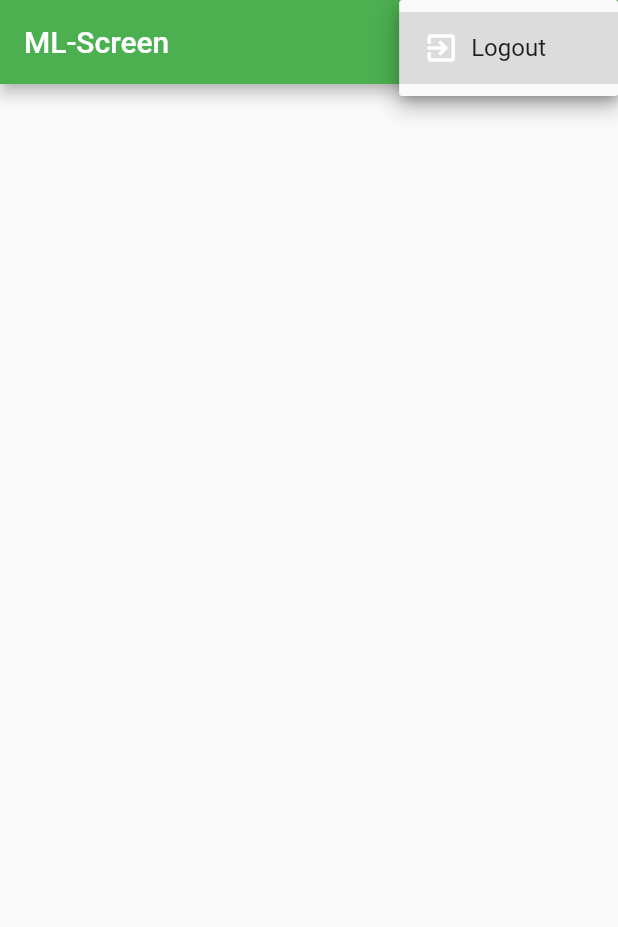
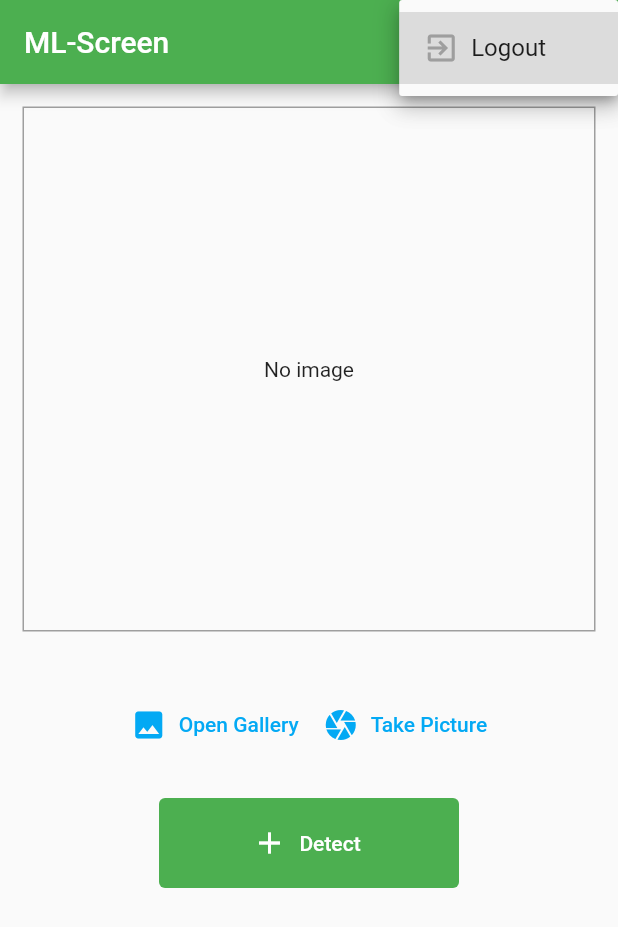
Before and after one commit to Denz1423/FoodSaver-app, a Flutter app: the screen it shows once a user with an empty profile is signed in, after a tap on the "more vert" icon, on a phone screen of 412 x 824 dp. Shown: the top 927 px of the screen. Run offline on Flutter 3.47's test engine with Material 2 defaults, Android fonts, the light colour scheme and no system bars; our stand-ins replace cloud_firestore, firebase_auth, firebase_core, image_picker; missing offline and left inert: google_mlkit_image_labeling; accounts and stored records are empty.

Commit message:
ml screen

```diff
--- a/lib/main.dart
+++ b/lib/main.dart
@@ -1,7 +1,7 @@
 import 'package:firebase_core/firebase_core.dart';
 import 'package:firebase_auth/firebase_auth.dart';
 import 'package:flutter/material.dart';
-import 'package:ml_app/screens/ml_screen.dart';
+import './screens/ml_screen.dart';
 import './screens/auth_screen.dart';
 
 void main() async {
@@ -13,6 +13,13 @@ void main() async {
 class MyApp extends StatelessWidget {
   @override
   Widget build(BuildContext context) {
+
+    final Future<FirebaseApp> _initialization = Firebase.initializeApp();
+    return FutureBuilder(
+      future: _initialization,
+      builder: (context, appSnapshot) {
+
+
       return MaterialApp(
         debugShowCheckedModeBanner: false,
         title: 'ML-App',
@@ -21,16 +28,26 @@ class MyApp extends StatelessWidget {
           backgroundColor: Colors.green,
           accentColor: Colors.amber,
           accentColorBrightness: Brightness.dark,
+          textButtonTheme: TextButtonThemeData(
+            style: TextButton.styleFrom(primary: Colors.lightBlue),
           ),
-      home: StreamBuilder(
+          elevatedButtonTheme: ElevatedButtonThemeData(
+            style: ElevatedButton.styleFrom(primary: Colors.green),
+          )
+        ),
+      home:
+      // MlScreen()
+      StreamBuilder(
         stream: FirebaseAuth.instance.authStateChanges(),
         builder: (context, snapshot) {
           if (snapshot.hasData) {
             return MlScreen();
           }
           return AuthScreen();
-        },
-      ),
+        }),
       );
+
+    });
+
   }
 }
--- a/lib/screens/auth_screen.dart
+++ b/lib/screens/auth_screen.dart
@@ -21,26 +21,32 @@ class _AuthScreenState extends State<AuthScreen> {
     try {
       if (isLogin) {
         authResult = await _auth.signInWithEmailAndPassword(
-            email: email, password: password);
+          email: email,
+          password: password,
+        );
       } else {
         authResult = await _auth.createUserWithEmailAndPassword(
-            email: email, password: password);
+          email: email,
+          password: password,
+        );
         await FirebaseFirestore.instance
             .collection('users')
-            .doc(authResult.user!.uid)
+            .doc(authResult.user?.uid)
             .set({'username': username, 'email': email});
       }
-    } on PlatformException catch (e) {
+    } on FirebaseAuthException catch (e) {
       var message = 'An error occured, please check credentials!';
 
       if (e.message != null) {
         message = e.message!;
       }
 
-      ScaffoldMessenger.of(ctx).showSnackBar(SnackBar(
-        content: Text(message),
-        backgroundColor: Theme.of(ctx).errorColor,
-      ));
+      ScaffoldMessenger.of(ctx).showSnackBar(
+        SnackBar(
+          content: Text(message),
+          backgroundColor: Theme.of(ctx).errorColor,
+        ),
+      );
     } catch (err) {
       print(err);
     }
--- a/lib/screens/ml_screen.dart
+++ b/lib/screens/ml_screen.dart
@@ -1,38 +1,83 @@
+import 'dart:io';
 import 'package:flutter/material.dart';
 import 'package:firebase_auth/firebase_auth.dart';
 
-class MlScreen extends StatelessWidget {
+import '../widgets/ml_vm.dart';
+
+class MlScreen extends StatefulWidget {
+  static const routeName = '/ml-Screen';
+  @override
+  State<MlScreen> createState() => _MlScreenState();
+}
+
+class _MlScreenState extends State<MlScreen> {
+  File? _pickedImage;
+
+  void _selectImage(File pickedImage) {
+    _pickedImage = pickedImage;
+  }
+
+  // void _detectImage() {
+  //   if (_pickedImage == null){
+  //     return;
+  //   }
+  // }
+
   @override
   Widget build(BuildContext context) {
     return Scaffold(
       appBar: AppBar(
-        title: Text("ML-Screen"),
+        title: const Text("ML-Screen"),
         actions: [
           DropdownButton(
+            underline: Container(),
+            icon: Icon(
+              Icons.more_vert,
+              color: Theme.of(context).primaryIconTheme.color,
+            ),
             items: [
               DropdownMenuItem(
-                child: Container(
-                  child: Row(children: [
-                    Icon(Icons.exit_to_app),
-                    SizedBox(
+                // ignore: sort_child_properties_last
+                child: Row(
+                  // ignore: prefer_const_literals_to_create_immutables
+                  children: [
+                    const Icon(
+                      Icons.exit_to_app,
+                      color: Colors.grey,
+                    ),
+                    const SizedBox(
                       width: 8,
                     ),
-                    Text('Logout'),
-                  ]),
+                    const Text(
+                      'Logout',
+                    ),
+                  ],
                 ),
                 value: 'logout',
-              )
+              ),
             ],
             onChanged: (itemIdentifier) {
               if (itemIdentifier == 'logout') {
                 FirebaseAuth.instance.signOut();
               }
             },
-            icon: Icon(
-              Icons.more_vert,
-              color: Theme.of(context).primaryIconTheme.color,
+          ),
+        ],
+      ),
+      body: Column(
+        // mainAxisAlignment: MainAxisAlignment.spaceBetween,
+        // crossAxisAlignment: CrossAxisAlignment.stretch,
+        children: [
+          SingleChildScrollView(
+            child: Container(
+              margin: const EdgeInsets.all(15),
+              child: Column(
+                children: [
+                  MlVM(_selectImage),
+                ],
+              ),
             ),
-          )
+          ),
         ],
       ),
     );
--- a/lib/widgets/auth_vm.dart
+++ b/lib/widgets/auth_vm.dart
@@ -1,7 +1,9 @@
 import 'package:flutter/material.dart';
 
 class AuthVM extends StatefulWidget {
-  AuthVM(this.submitForm);
+  AuthVM(
+    this.submitForm,
+  );
 
   final void Function(String email, String password, String userName,
       bool isLogin, BuildContext ctx) submitForm;
@@ -23,7 +25,7 @@ class _AuthVMState extends State<AuthVM> {
         .unfocus(); //Close keyboard after submit button pressed
 
     if (isValid) {
-      _formKey.currentState!.save();
+      _formKey.currentState?.save();
       widget.submitForm(_userEmail.trim(), _userPassword.trim(),
           _userName.trim(), _isLogin, context);
     }
@@ -44,6 +46,9 @@ class _AuthVMState extends State<AuthVM> {
               children: [
                 TextFormField(
                   key: const ValueKey('email'),
+                  autocorrect: false,
+                  textCapitalization: TextCapitalization.none,
+                  enableSuggestions: false,
                   validator: (email) {
                     if (email!.isEmpty || !email.contains('@')) {
                       return 'Please enter a valid email address!';
@@ -51,14 +56,19 @@ class _AuthVMState extends State<AuthVM> {
                     return null;
                   },
                   keyboardType: TextInputType.emailAddress,
-                  decoration: InputDecoration(labelText: 'Email'),
+                  decoration: InputDecoration(
+                    labelText: 'Email',
+                  ),
                   onSaved: (emailValue) {
-                    _userEmail = emailValue!;
+                    _userEmail = emailValue as String;
                   },
                 ),
                 if (!_isLogin)
                   TextFormField(
                     key: const ValueKey('username'),
+                    autocorrect: true,
+                    textCapitalization: TextCapitalization.words,
+                    enableSuggestions: false,
                     validator: (username) {
                       if (username!.isEmpty || username.length < 3) {
                         return 'Username must be at least 3 characters long!';
@@ -67,7 +77,7 @@ class _AuthVMState extends State<AuthVM> {
                     },
                     decoration: InputDecoration(labelText: 'Username'),
                     onSaved: (nameValue) {
-                      _userName = nameValue!;
+                      _userName = nameValue as String;
                     },
                   ),
                 TextFormField(
@@ -81,7 +91,7 @@ class _AuthVMState extends State<AuthVM> {
                   decoration: InputDecoration(labelText: 'Password'),
                   obscureText: true,
                   onSaved: (passwordValue) {
-                    _userPassword = passwordValue!;
+                    _userPassword = passwordValue as String;
                   },
                 ),
                 SizedBox(
@@ -89,10 +99,15 @@ class _AuthVMState extends State<AuthVM> {
                 ),
                 ElevatedButton.icon(
                   onPressed: _submit,
-                  icon: Icon(Icons.lock_open, size: 32),
+                  icon: Icon(
+                    Icons.lock_open,
+                    size: 32,
+                  ),
                   label: Text(
                     _isLogin ? "Login" : "SignUp",
-                    style: TextStyle(fontSize: 24),
+                    style: TextStyle(
+                      fontSize: 24,
+                    ),
                   ),
                   style: ElevatedButton.styleFrom(
                     minimumSize: Size.fromHeight(45),
@@ -108,6 +123,7 @@ class _AuthVMState extends State<AuthVM> {
                       style: TextStyle(color: Colors.greenAccent.shade700),
                     ),
                     TextButton(
+
                       onPressed: () {
                         setState(() {
                           _isLogin = !_isLogin;
--- /dev/null
+++ b/lib/widgets/ml_vm.dart
@@ -0,0 +1,132 @@
+import 'dart:io';
+import 'package:flutter/material.dart';
+import 'package:image_picker/image_picker.dart';
+import 'package:google_mlkit_image_labeling/google_mlkit_image_labeling.dart';
+import 'package:path_provider/path_provider.dart' as sysPaths;
+// import 'package:path/path.dart' as path;
+
+//start ms-settings:developers
+
+class MlVM extends StatefulWidget {
+  final Function onSelectImage;
+
+  MlVM(this.onSelectImage);
+
+  @override
+  State<MlVM> createState() => _MlVMState();
+}
+
+class _MlVMState extends State<MlVM> {
+  File? _storedImage;
+  String imageLabel = "";
+
+  Future<void> _takePicture(ImageSource source) async {
+    final ImagePicker picker = ImagePicker();
+    final image = await picker.pickImage(source: source);
+    final imgPath = image?.path;
+
+    setState(() {
+      _storedImage = File(imgPath!);
+    });
+
+    final appDir = await sysPaths.getApplicationDocumentsDirectory();
+    final savedImage = await _storedImage?.copy('${appDir.path}/$imgPath');
+    widget.onSelectImage(savedImage);
+  }
+
+  Future<void> getImageLabels(File image) async {
+    final inputImage = InputImage.fromFile(image);
+    ImageLabeler imageLabeler = ImageLabeler(options: ImageLabelerOptions(confidenceThreshold: 0.6));
+    List<ImageLabel> labels = await imageLabeler.processImage(inputImage);
+
+    StringBuffer sb = StringBuffer();
+
+    for (ImageLabel label in labels) {
+      final String lblText = label.label;
+      final double confidence = label.confidence;
+      sb.write(lblText);
+      sb.write(" : ");
+      sb.write((confidence * 100).toStringAsFixed(2));
+      sb.write("%\n");
+    }
+
+    imageLabeler.close();
+    imageLabel = sb.toString();
+    setState(() {});
+  }
+
+  @override
+  Widget build(BuildContext context) {
+    return SingleChildScrollView(
+      child: Column(
+        mainAxisAlignment: MainAxisAlignment.spaceBetween,
+        crossAxisAlignment: CrossAxisAlignment.stretch,
+        children: [
+            Container(
+              width: 350,
+              height: 350,
+              decoration: BoxDecoration(
+                border: Border.all(width: 1, color: Colors.grey),
+              ),
+              // ignore: sort_child_properties_last
+              child: _storedImage != null
+                  ? Image.file(
+                      _storedImage!,
+                      fit: BoxFit.cover,
+                      width: double.infinity,
+                    )
+                  : const Text(
+                      'No image',
+                      textAlign: TextAlign.center,
+                    ),
+              alignment: Alignment.center,
+            ),
+          const SizedBox(
+            height: 20,
+          ),
+          Text(
+            imageLabel,
+            style: const TextStyle(
+              fontSize: 15,
+            ),
+          ),
+          Row(
+            mainAxisAlignment: MainAxisAlignment.center,
+            children: [
+              TextButton.icon(
+                onPressed: () => _takePicture(ImageSource.gallery),
+                icon: const Icon(Icons.image),
+                label: const Text('Open Gallery'),
+              ),
+              TextButton.icon(
+                onPressed: () => _takePicture(ImageSource.camera),
+                icon: const Icon(Icons.camera),
+                label: const Text('Take Picture'),
+              ),
+            ],
+          ),
+          const SizedBox(
+            height: 25,
+          ),
+          Column(
+            children: [
+              ElevatedButton.icon(
+                onPressed: () => getImageLabels(_storedImage!),
+                icon: const Icon(Icons.add),
+                label: const Text('Detect'),
+                style: ElevatedButton.styleFrom(
+                  tapTargetSize: MaterialTapTargetSize.shrinkWrap,
+                  elevation: 0,
+                  fixedSize: const Size(
+                    200,
+                    60,
+                  ),
+                ),
+              ),
+            ],
+          )
+        ],
+      ),
+    );
+  }
+}
--- a/pubspec.yaml
+++ b/pubspec.yaml
@@ -38,6 +38,10 @@ dependencies:
   cupertino_icons: ^1.0.2
   cloud_firestore: ^3.5.0
   firebase_auth: ^3.11.0
+  image_picker: ^0.8.6
+  path_provider: ^2.0.11
+  path: ^1.8.2
+  google_mlkit_image_labeling: ^0.4.0
 
 dev_dependencies:
   flutter_test:
```
Also changed, not shown: lib/screens/logIn_screen.dart (deleted, +0 -80 lines), pubspec.lock, 3 other files. Lines whose indentation alone changed are shown as unchanged.
